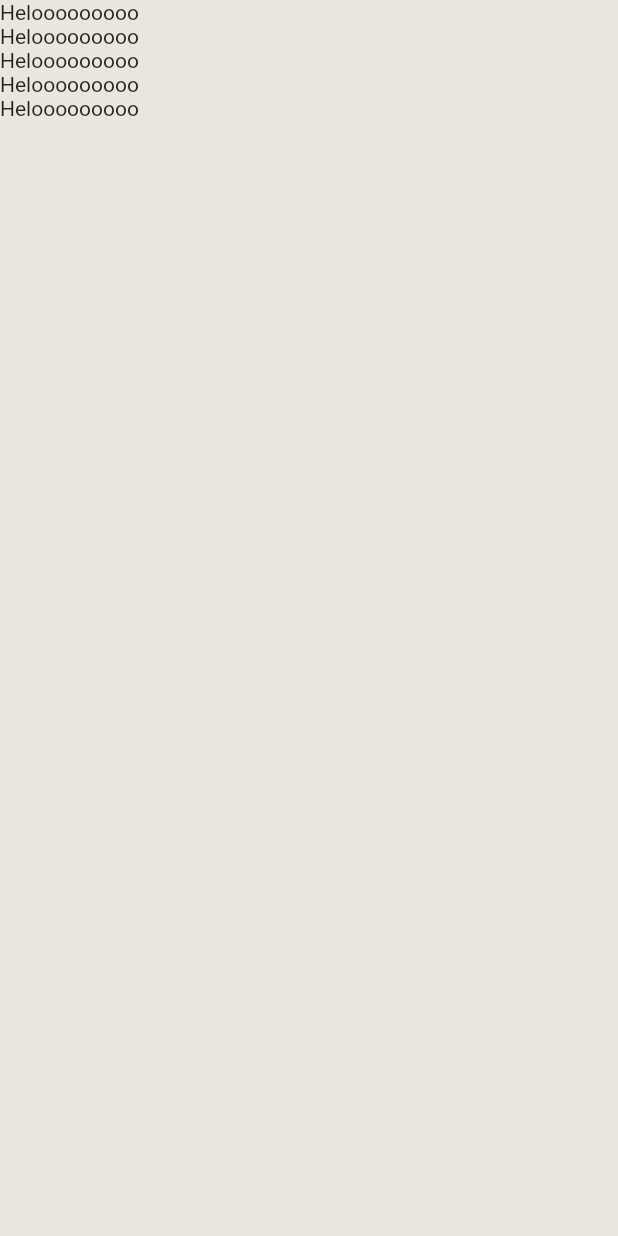
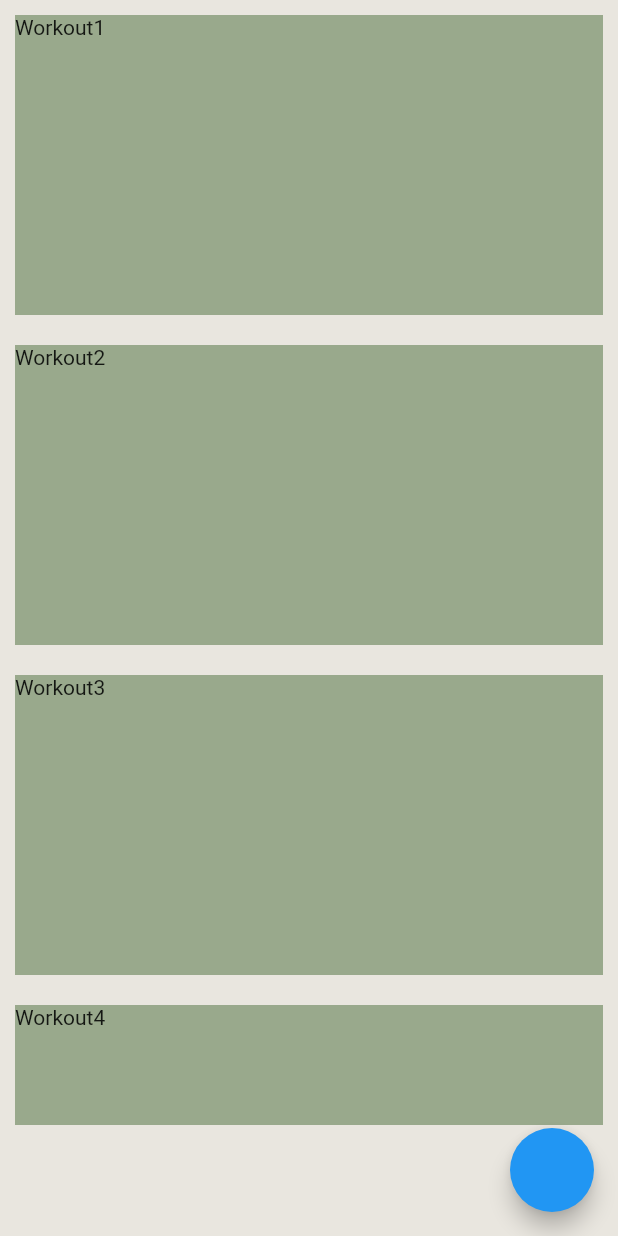
Before and after one commit to ERAUFitnessTracker/FitSage, a Flutter app: the UpperWorkouts screen opened directly, on a phone screen of 412 x 824 dp. Run offline on Flutter 3.47's test engine with Material 2 defaults, Android fonts, the phone set to English and light mode, and no system bars; our stand-ins replace google_fonts, line_awesome_flutter, sqflite, table_calendar; accounts and stored records are empty.

Commit message:
Draft with the working listView to add more squares, and squares file

```diff
--- /dev/null
+++ b/FitSage/ui_draft1/lib/squareForWorkouts.dart
@@ -0,0 +1,19 @@
+// ignore: file_names
+import 'package:flutter/material.dart';
+
+class SquareWorkoutsList extends StatelessWidget {
+  final String child;
+
+  SquareWorkoutsList({required this.child});
+  @override
+  Widget build(BuildContext context) {
+    return Padding(
+      padding: const EdgeInsets.all(10.0),
+      child: Container(
+        height: 200,
+        color: const Color(0xFF99a98c),
+        child: Text(child),
+      ),
+    );
+  }
+}
--- a/FitSage/ui_draft1/lib/upperWorkouts.dart
+++ b/FitSage/ui_draft1/lib/upperWorkouts.dart
@@ -1,18 +1,39 @@
+// ignore: file_names
+
 import 'package:flutter/material.dart';
+import 'package:ui_draft1/squareForWorkouts.dart';
 
 class UpperWorkouts extends StatelessWidget {
-  const UpperWorkouts({super.key});
+  UpperWorkouts({super.key});
+
+  final List _workoutsUpper = [
+    'Workout1',
+    'Workout2',
+    'Workout3',
+    'Workout4',
+  ];
 
   @override
   Widget build(BuildContext context) {
     return Scaffold(
+      floatingActionButton: FloatingActionButton(
+        onPressed: () {
+          Navigator.pop(context);
+        },
+      ),
       body: Column(
-        children: const [
-          Text("Helooooooooo"),
-          Text("Helooooooooo"),
-          Text("Helooooooooo"),
-          Text("Helooooooooo"),
-          Text("Helooooooooo"),
+        children: [
+          Container(
+            height: 750,
+            child: ListView.builder(
+              itemCount: _workoutsUpper.length,
+              itemBuilder: (context, index) {
+                return SquareWorkoutsList(
+                  child: _workoutsUpper[index],
+                );
+              },
+            ),
+          ),
         ],
       ),
     );
--- a/FitSage/ui_draft1/lib/workout.dart
+++ b/FitSage/ui_draft1/lib/workout.dart
@@ -1,6 +1,7 @@
 import 'package:flutter/material.dart';
 import 'upperWorkouts.dart';
 import 'lowerWorkouts.dart';
+
 //import 'package:google_fonts/google_fonts.dart';
 
 void main() => runApp(const WorkoutPage()); // Run the app
@@ -55,7 +56,7 @@ class Lower extends StatelessWidget {
         Navigator.push(
           context,
           MaterialPageRoute(
-            builder: (context) => const LowerWorkouts(),
+            builder: (context) => LowerWorkouts(),
           ),
         );
       },
@@ -81,7 +82,7 @@ class Upper extends StatelessWidget {
         Navigator.push(
           context,
           MaterialPageRoute(
-            builder: (context) => const UpperWorkouts(),
+            builder: (context) => UpperWorkouts(),
           ),
         );
       },
```
Also changed, not shown: FitSage/ui_draft1/lib/lowerWorkouts.dart (+28 -7 lines).
